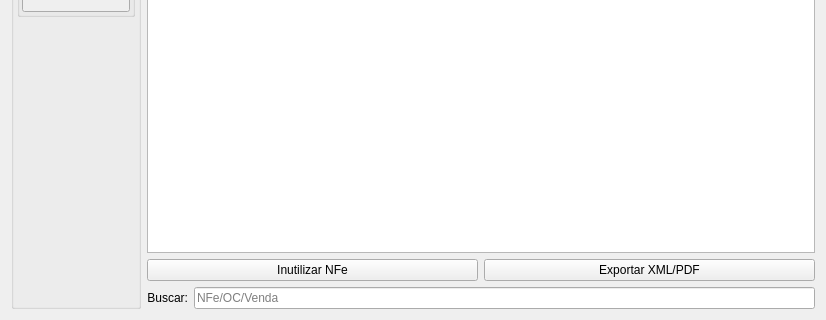
darktorres/ERP-STACCATO, file ui/widgetnfeentrada.ui: the form before one commit; both pictures show x 0 to 826 and y 209 to 529 of the 826 by 529 pixel window.
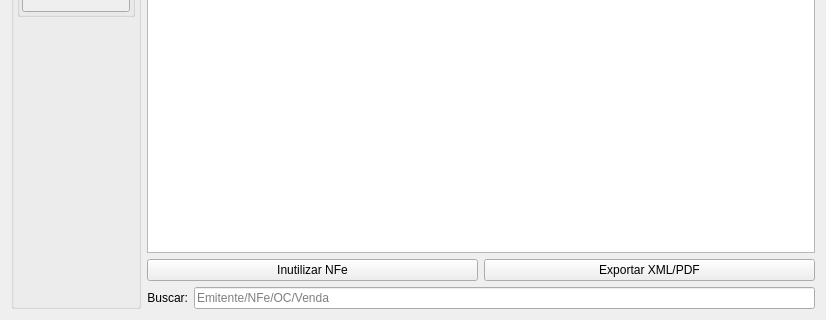
The form after the commit. Custom widgets are drawn as their Qt base class.

Commit message: Na tela de NFe de entrada mostrar o emitente

The edit to the form file:
```diff
--- a/ui/widgetnfeentrada.ui
+++ b/ui/widgetnfeentrada.ui
@@ -78,7 +78,7 @@
         <bool>true</bool>
        </property>
        <property name="placeholderText">
-        <string>NFe/OC/Venda</string>
+        <string>Emitente/NFe/OC/Venda</string>
        </property>
       </widget>
      </item>
```
The commit also changes 1 other file.
